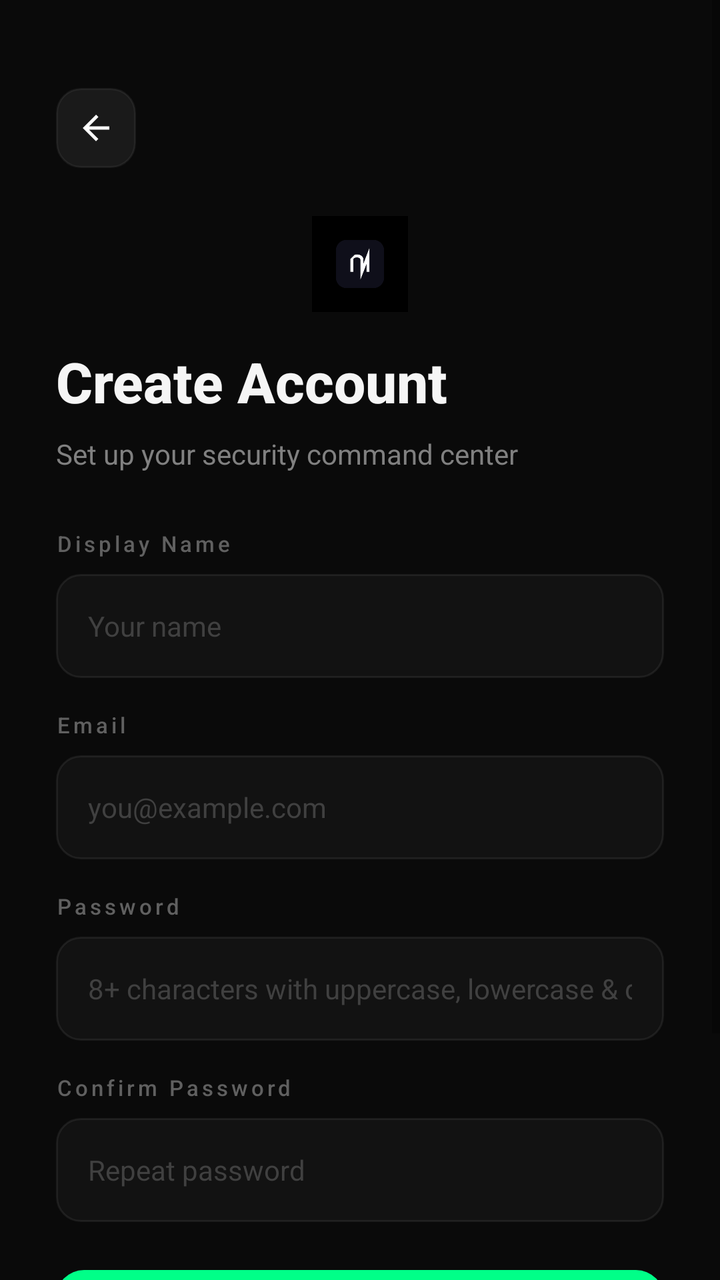
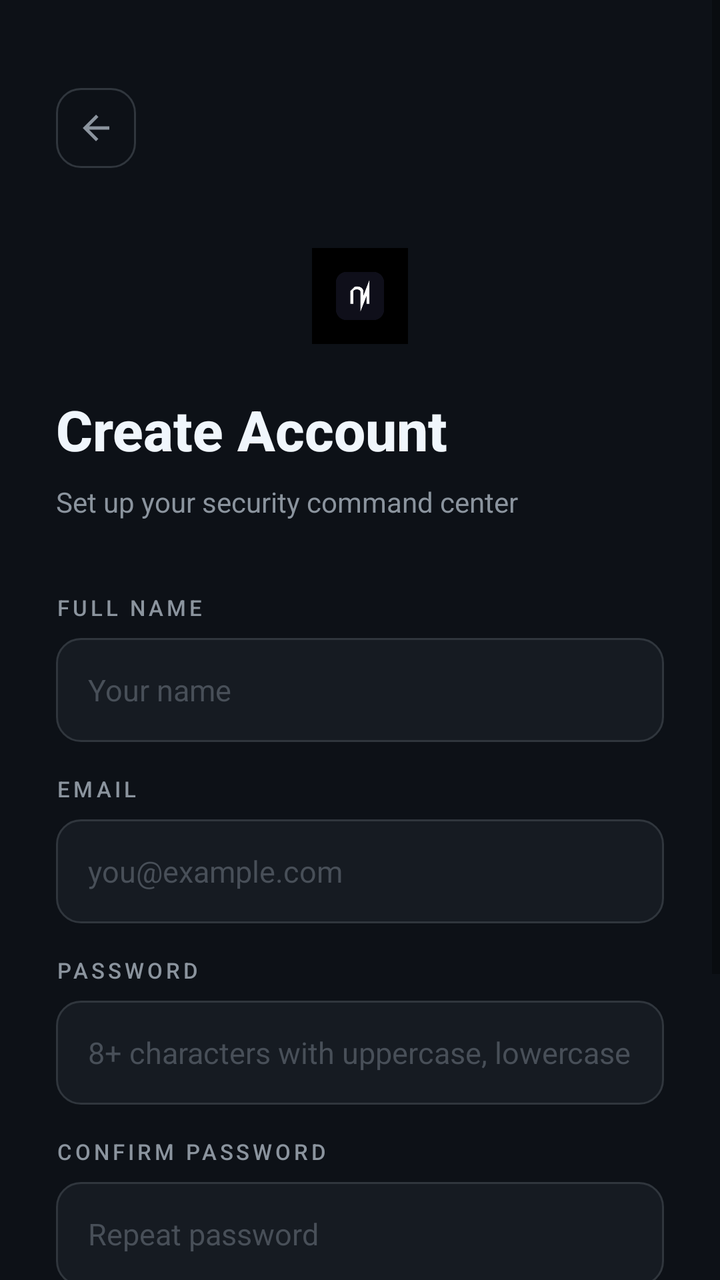

An Android layout rendered at two revisions. The XML below is the earlier revision; the diff shows what the commit changed to produce the second picture.
<!-- AndroidManifest.xml: activity theme AppTheme -->
<!-- res/layout/activity_signup.xml -->
<?xml version="1.0" encoding="utf-8"?>
<ScrollView xmlns:android="http://schemas.android.com/apk/res/android"
    xmlns:tools="http://schemas.android.com/tools"
    android:layout_width="match_parent"
    android:layout_height="match_parent"
    android:background="#0A0A0A"
    android:fillViewport="true"
    tools:context=".SignUpActivity">

    <RelativeLayout
        android:layout_width="match_parent"
        android:layout_height="wrap_content"
        android:padding="28dp">

        
        <ImageView
            android:id="@+id/btn_back"
            android:layout_width="40dp"
            android:layout_height="40dp"
            android:layout_marginTop="16dp"
            android:padding="10dp"
            android:src="@drawable/ic_arrow_back"
            android:contentDescription="Back"
            android:background="@drawable/btn_surface" />

        
        <ImageView
            android:id="@+id/iv_logo"
            android:layout_width="48dp"
            android:layout_height="48dp"
            android:layout_below="@id/btn_back"
            android:layout_marginTop="24dp"
            android:layout_centerHorizontal="true"
            android:src="@drawable/magneetar_logo"
            android:contentDescription="@string/app_name" />

        
        <TextView
            android:id="@+id/tv_title"
            android:layout_width="wrap_content"
            android:layout_height="wrap_content"
            android:layout_below="@id/iv_logo"
            android:layout_marginTop="16dp"
            android:text="@string/signup_title"
            android:textColor="#F5F5F5"
            android:textSize="28sp"
            android:textStyle="bold"
            android:fontFamily="sans-serif-medium" />

        <TextView
            android:id="@+id/tv_subtitle"
            android:layout_width="wrap_content"
            android:layout_height="wrap_content"
            android:layout_below="@id/tv_title"
            android:layout_marginTop="8dp"
            android:text="@string/signup_subtitle"
            android:textColor="#808080"
            android:textSize="14sp"
            android:fontFamily="sans-serif" />

        
        <LinearLayout
            android:id="@+id/form_container"
            android:layout_width="match_parent"
            android:layout_height="wrap_content"
            android:layout_below="@id/tv_subtitle"
            android:layout_marginTop="28dp"
            android:orientation="vertical">

            
            <EditText
                android:id="@+id/et_server_url"
                android:layout_width="0dp"
                android:layout_height="0dp"
                android:visibility="gone"
                android:hint="https://api.magneetar.me" />

            
            <TextView
                android:layout_width="wrap_content"
                android:layout_height="wrap_content"
                android:layout_marginBottom="8dp"
                android:text="@string/signup_name_hint"
                android:textColor="#606060"
                android:textSize="11sp"
                android:letterSpacing="0.15"
                android:fontFamily="sans-serif-medium" />

            <EditText
                android:id="@+id/et_name"
                android:layout_width="match_parent"
                android:layout_height="52dp"
                android:layout_marginBottom="16dp"
                android:background="@drawable/input_background"
                android:paddingLeft="16dp"
                android:paddingRight="16dp"
                android:textColor="#F5F5F5"
                android:textColorHint="#404040"
                android:textSize="14sp"
                android:hint="Your name"
                android:inputType="textPersonName"
                android:fontFamily="sans-serif" />

            
            <TextView
                android:layout_width="wrap_content"
                android:layout_height="wrap_content"
                android:layout_marginBottom="8dp"
                android:text="@string/signup_email_hint"
                android:textColor="#606060"
                android:textSize="11sp"
                android:letterSpacing="0.15"
                android:fontFamily="sans-serif-medium" />

            <EditText
                android:id="@+id/et_email"
                android:layout_width="match_parent"
                android:layout_height="52dp"
                android:layout_marginBottom="16dp"
                android:background="@drawable/input_background"
                android:paddingLeft="16dp"
                android:paddingRight="16dp"
                android:textColor="#F5F5F5"
                android:textColorHint="#404040"
                android:textSize="14sp"
                android:hint="you@example.com"
                android:inputType="textEmailAddress"
                android:fontFamily="sans-serif" />

            
            <TextView
                android:layout_width="wrap_content"
                android:layout_height="wrap_content"
                android:layout_marginBottom="8dp"
                android:text="@string/signup_password_hint"
                android:textColor="#606060"
                android:textSize="11sp"
                android:letterSpacing="0.15"
                android:fontFamily="sans-serif-medium" />

            <EditText
                android:id="@+id/et_password"
                android:layout_width="match_parent"
                android:layout_height="52dp"
                android:layout_marginBottom="16dp"
                android:background="@drawable/input_background"
                android:paddingLeft="16dp"
                android:paddingRight="16dp"
                android:textColor="#F5F5F5"
                android:textColorHint="#404040"
                android:textSize="14sp"
                android:hint="8+ characters with uppercase, lowercase &amp; digit"
                android:inputType="textPassword"
                android:fontFamily="sans-serif" />

            
            <TextView
                android:layout_width="wrap_content"
                android:layout_height="wrap_content"
                android:layout_marginBottom="8dp"
                android:text="@string/signup_confirm_hint"
                android:textColor="#606060"
                android:textSize="11sp"
                android:letterSpacing="0.15"
                android:fontFamily="sans-serif-medium" />

            <EditText
                android:id="@+id/et_confirm_password"
                android:layout_width="match_parent"
                android:layout_height="52dp"
                android:background="@drawable/input_background"
                android:paddingLeft="16dp"
                android:paddingRight="16dp"
                android:textColor="#F5F5F5"
                android:textColorHint="#404040"
                android:textSize="14sp"
                android:hint="Repeat password"
                android:inputType="textPassword"
                android:fontFamily="sans-serif" />

            
            <TextView
                android:id="@+id/tv_error"
                android:layout_width="match_parent"
                android:layout_height="wrap_content"
                android:layout_marginTop="16dp"
                android:visibility="gone"
                android:textColor="#FF4444"
                android:textSize="13sp"
                android:gravity="center"
                android:padding="12dp"
                android:background="#15FF4444"
                android:fontFamily="sans-serif" />

            
            <Button
                android:id="@+id/btn_signup"
                android:layout_width="match_parent"
                android:layout_height="56dp"
                android:layout_marginTop="24dp"
                android:background="@drawable/btn_primary"
                android:text="@string/signup_button"
                android:textColor="#0A0A0A"
                android:textSize="13sp"
                android:textStyle="bold"
                android:letterSpacing="0.2"
                android:fontFamily="sans-serif-medium"
                android:stateListAnimator="@null" />

        </LinearLayout>

        
        <LinearLayout
            android:layout_width="match_parent"
            android:layout_height="wrap_content"
            android:layout_below="@id/form_container"
            android:layout_marginTop="24dp"
            android:layout_marginBottom="32dp"
            android:gravity="center"
            android:orientation="horizontal">

            <TextView
                android:layout_width="wrap_content"
                android:layout_height="wrap_content"
                android:text="@string/signup_has_account"
                android:textColor="#606060"
                android:textSize="13sp"
                android:fontFamily="sans-serif" />

            <TextView
                android:id="@+id/tv_signin_link"
                android:layout_width="wrap_content"
                android:layout_height="wrap_content"
                android:layout_marginLeft="6dp"
                android:text="Sign In"
                android:textColor="#00FF88"
                android:textSize="13sp"
                android:textStyle="bold"
                android:fontFamily="sans-serif-medium" />

        </LinearLayout>

    </RelativeLayout>

</ScrollView>
<!-- resources referenced by this layout -->
<resources>
  <!-- drawable btn_primary (drawable) -->
  <?xml version="1.0" encoding="utf-8"?>
  <selector xmlns:android="http://schemas.android.com/apk/res/android">
      <item android:state_pressed="true">
          <shape android:shape="rectangle">
              <solid android:color="#00CC66" />
              <corners android:radius="14dp" />
          </shape>
      </item>
      <item android:state_focused="true">
          <shape android:shape="rectangle">
              <solid android:color="#00EE77" />
              <corners android:radius="14dp" />
          </shape>
      </item>
      <item>
          <shape android:shape="rectangle">
              <solid android:color="#00FF88" />
              <corners android:radius="14dp" />
          </shape>
      </item>
  </selector>
  <!-- drawable btn_surface (drawable) -->
  <?xml version="1.0" encoding="utf-8"?>
  <selector xmlns:android="http://schemas.android.com/apk/res/android">
      <item android:state_pressed="true">
          <shape android:shape="rectangle">
              <solid android:color="#2A2A2A" />
              <corners android:radius="12dp" />
              <stroke android:width="1dp" android:color="#30FFFFFF" />
          </shape>
      </item>
      <item>
          <shape android:shape="rectangle">
              <solid android:color="#1A1A1A" />
              <corners android:radius="12dp" />
              <stroke android:width="1dp" android:color="#10FFFFFF" />
          </shape>
      </item>
  </selector>
  <!-- drawable input_background (drawable) -->
  <?xml version="1.0" encoding="utf-8"?>
  <selector xmlns:android="http://schemas.android.com/apk/res/android">
      <item android:state_focused="true">
          <shape android:shape="rectangle">
              <solid android:color="#0DFFFFFF" />
              <corners android:radius="12dp" />
              <stroke android:width="1dp" android:color="#30FFFFFF" />
          </shape>
      </item>
      <item>
          <shape android:shape="rectangle">
              <solid android:color="#08FFFFFF" />
              <corners android:radius="12dp" />
              <stroke android:width="1dp" android:color="#12FFFFFF" />
          </shape>
      </item>
  </selector>
  <string name="app_name">System Update</string>
  <string name="signup_button">CREATE ACCOUNT</string>
  <string name="signup_confirm_hint">Confirm Password</string>
  <string name="signup_email_hint">Email</string>
  <string name="signup_has_account">Already have an account?</string>
  <string name="signup_name_hint">Display Name</string>
  <string name="signup_password_hint">Password</string>
  <string name="signup_subtitle">Set up your security command center</string>
  <string name="signup_title">Create Account</string>
  <color name="md_theme_primary">#00E87B</color>
  <color name="md_theme_primaryContainer">#005231</color>
  <color name="md_theme_onPrimary">#003920</color>
  <color name="md_theme_secondary">#8CDDB4</color>
  <color name="md_theme_onSecondary">#003824</color>
  <color name="md_theme_error">#FFB4AB</color>
  <color name="md_theme_onError">#690005</color>
  <color name="md_theme_errorContainer">#93000A</color>
  <color name="md_theme_onErrorContainer">#FFDAD6</color>
  <color name="md_theme_background">#0D1117</color>
  <color name="md_theme_onBackground">#E1E3E0</color>
  <color name="md_theme_surface">#0D1117</color>
  <color name="md_theme_onSurface">#E1E3E0</color>
  <color name="md_theme_surfaceVariant">#161B22</color>
  <color name="md_theme_onSurfaceVariant">#C0C9C0</color>
  <color name="md_theme_outline">#8A9290</color>
  <color name="md_theme_outlineVariant">#404945</color>
  <!-- unchanged entries left out for length: 13 -->
</resources>

<!-- the commit's change to res/layout/activity_signup.xml (unified diff, before → after) -->
@@ -1,15 +1,15 @@
 <?xml version="1.0" encoding="utf-8"?>
 <ScrollView xmlns:android="http://schemas.android.com/apk/res/android"
-    xmlns:tools="http://schemas.android.com/tools"
+    xmlns:app="http://schemas.android.com/apk/res-auto"
     android:layout_width="match_parent"
     android:layout_height="match_parent"
-    android:background="#0A0A0A"
-    android:fillViewport="true"
-    tools:context=".SignUpActivity">
-
-    <RelativeLayout
+    android:background="#0D1117"
+    android:fillViewport="true">
+
+    <LinearLayout
         android:layout_width="match_parent"
         android:layout_height="wrap_content"
+        android:orientation="vertical"
         android:padding="28dp">
 
         
@@ -21,67 +21,52 @@
             android:padding="10dp"
             android:src="@drawable/ic_arrow_back"
             android:contentDescription="Back"
-            android:background="@drawable/btn_surface" />
+            android:background="@drawable/btn_surface"
+            app:tint="#8B949E" />
 
         
         <ImageView
-            android:id="@+id/iv_logo"
             android:layout_width="48dp"
             android:layout_height="48dp"
-            android:layout_below="@id/btn_back"
-            android:layout_marginTop="24dp"
-            android:layout_centerHorizontal="true"
+            android:layout_marginTop="40dp"
+            android:layout_gravity="center_horizontal"
             android:src="@drawable/magneetar_logo"
             android:contentDescription="@string/app_name" />
 
         
         <TextView
-            android:id="@+id/tv_title"
-            android:layout_width="wrap_content"
-            android:layout_height="wrap_content"
-            android:layout_below="@id/iv_logo"
-            android:layout_marginTop="16dp"
+            android:layout_width="wrap_content"
+            android:layout_height="wrap_content"
+            android:layout_marginTop="24dp"
             android:text="@string/signup_title"
-            android:textColor="#F5F5F5"
+            android:textColor="#F0F6FC"
             android:textSize="28sp"
             android:textStyle="bold"
             android:fontFamily="sans-serif-medium" />
 
         <TextView
-            android:id="@+id/tv_subtitle"
-            android:layout_width="wrap_content"
-            android:layout_height="wrap_content"
-            android:layout_below="@id/tv_title"
+            android:layout_width="wrap_content"
+            android:layout_height="wrap_content"
             android:layout_marginTop="8dp"
             android:text="@string/signup_subtitle"
-            android:textColor="#808080"
+            android:textColor="#8B949E"
             android:textSize="14sp"
             android:fontFamily="sans-serif" />
 
         
         <LinearLayout
-            android:id="@+id/form_container"
             android:layout_width="match_parent"
             android:layout_height="wrap_content"
-            android:layout_below="@id/tv_subtitle"
-            android:layout_marginTop="28dp"
+            android:layout_marginTop="36dp"
             android:orientation="vertical">
 
             
-            <EditText
-                android:id="@+id/et_server_url"
-                android:layout_width="0dp"
-                android:layout_height="0dp"
-                android:visibility="gone"
-                android:hint="https://api.magneetar.me" />
-
-            
-            <TextView
-                android:layout_width="wrap_content"
-                android:layout_height="wrap_content"
-                android:layout_marginBottom="8dp"
-                android:text="@string/signup_name_hint"
-                android:textColor="#606060"
+            <TextView
+                android:layout_width="wrap_content"
+                android:layout_height="wrap_content"
+                android:layout_marginBottom="8dp"
+                android:text="FULL NAME"
+                android:textColor="#8B949E"
                 android:textSize="11sp"
                 android:letterSpacing="0.15"
                 android:fontFamily="sans-serif-medium" />
@@ -92,11 +77,11 @@
                 android:layout_height="52dp"
                 android:layout_marginBottom="16dp"
                 android:background="@drawable/input_background"
-                android:paddingLeft="16dp"
-                android:paddingRight="16dp"
-                android:textColor="#F5F5F5"
-                android:textColorHint="#404040"
-                android:textSize="14sp"
+                android:paddingStart="16dp"
+                android:paddingEnd="16dp"
+                android:textColor="#F0F6FC"
+                android:textColorHint="#484F58"
+                android:textSize="15sp"
                 android:hint="Your name"
                 android:inputType="textPersonName"
                 android:fontFamily="sans-serif" />
@@ -106,8 +91,8 @@
                 android:layout_width="wrap_content"
                 android:layout_height="wrap_content"
                 android:layout_marginBottom="8dp"
-                android:text="@string/signup_email_hint"
-                android:textColor="#606060"
+                android:text="EMAIL"
+                android:textColor="#8B949E"
                 android:textSize="11sp"
                 android:letterSpacing="0.15"
                 android:fontFamily="sans-serif-medium" />
@@ -118,11 +103,11 @@
                 android:layout_height="52dp"
                 android:layout_marginBottom="16dp"
                 android:background="@drawable/input_background"
-                android:paddingLeft="16dp"
-                android:paddingRight="16dp"
-                android:textColor="#F5F5F5"
-                android:textColorHint="#404040"
-                android:textSize="14sp"
+                android:paddingStart="16dp"
+                android:paddingEnd="16dp"
+                android:textColor="#F0F6FC"
+                android:textColorHint="#484F58"
+                android:textSize="15sp"
                 android:hint="you@example.com"
                 android:inputType="textEmailAddress"
                 android:fontFamily="sans-serif" />
@@ -132,8 +117,8 @@
                 android:layout_width="wrap_content"
                 android:layout_height="wrap_content"
                 android:layout_marginBottom="8dp"
-                android:text="@string/signup_password_hint"
-                android:textColor="#606060"
+                android:text="PASSWORD"
+                android:textColor="#8B949E"
                 android:textSize="11sp"
                 android:letterSpacing="0.15"
                 android:fontFamily="sans-serif-medium" />
@@ -144,12 +129,12 @@
                 android:layout_height="52dp"
                 android:layout_marginBottom="16dp"
                 android:background="@drawable/input_background"
-                android:paddingLeft="16dp"
-                android:paddingRight="16dp"
-                android:textColor="#F5F5F5"
-                android:textColorHint="#404040"
-                android:textSize="14sp"
-                android:hint="8+ characters with uppercase, lowercase &amp; digit"
+                android:paddingStart="16dp"
+                android:paddingEnd="16dp"
+                android:textColor="#F0F6FC"
+                android:textColorHint="#484F58"
+                android:textSize="15sp"
+                android:hint="8+ characters with uppercase, lowercase and digit"
                 android:inputType="textPassword"
                 android:fontFamily="sans-serif" />
 
@@ -158,8 +143,8 @@
                 android:layout_width="wrap_content"
                 android:layout_height="wrap_content"
                 android:layout_marginBottom="8dp"
-                android:text="@string/signup_confirm_hint"
-                android:textColor="#606060"
+                android:text="CONFIRM PASSWORD"
+                android:textColor="#8B949E"
                 android:textSize="11sp"
                 android:letterSpacing="0.15"
                 android:fontFamily="sans-serif-medium" />
@@ -169,11 +154,11 @@
                 android:layout_width="match_parent"
                 android:layout_height="52dp"
                 android:background="@drawable/input_background"
-                android:paddingLeft="16dp"
-                android:paddingRight="16dp"
-                android:textColor="#F5F5F5"
-                android:textColorHint="#404040"
-                android:textSize="14sp"
+                android:paddingStart="16dp"
+                android:paddingEnd="16dp"
+                android:textColor="#F0F6FC"
+                android:textColorHint="#484F58"
+                android:textSize="15sp"
                 android:hint="Repeat password"
                 android:inputType="textPassword"
                 android:fontFamily="sans-serif" />
@@ -185,61 +170,66 @@
                 android:layout_height="wrap_content"
                 android:layout_marginTop="16dp"
                 android:visibility="gone"
-                android:textColor="#FF4444"
+                android:textColor="#F85149"
                 android:textSize="13sp"
                 android:gravity="center"
                 android:padding="12dp"
-                android:background="#15FF4444"
-                android:fontFamily="sans-serif" />
-
-            
-            <Button
-                android:id="@+id/btn_signup"
+                android:background="@drawable/bg_error"
+                android:fontFamily="sans-serif" />
+
+            
+            <FrameLayout
                 android:layout_width="match_parent"
                 android:layout_height="56dp"
-                android:layout_marginTop="24dp"
-                android:background="@drawable/btn_primary"
-                android:text="@string/signup_button"
-                android:textColor="#0A0A0A"
-                android:textSize="13sp"
-                android:textStyle="bold"
-                android:letterSpacing="0.2"
-                android:fontFamily="sans-serif-medium"
-                android:stateListAnimator="@null" />
+                android:layout_marginTop="24dp">
+
+                <Button
+                    android:id="@+id/btn_signup"
+                    android:layout_width="match_parent"
+                    android:layout_height="match_parent"
+                    android:background="@drawable/btn_primary"
+                    android:text="CREATE ACCOUNT"
+                    android:textColor="#FFFFFF"
+                    android:textSize="14sp"
+                    android:textStyle="bold"
+                    android:letterSpacing="0.1"
+                    android:fontFamily="sans-serif-medium"
+                    android:stateListAnimator="@null" />
+
+                <ProgressBar
+                    android:id="@+id/progress_bar"
+                    android:layout_width="24dp"
+                    android:layout_height="24dp"
+                    android:layout_gravity="center"
+                    android:indeterminateTint="#FFFFFF"
+                    android:visibility="gone" />
+            </FrameLayout>
 
         </LinearLayout>
 
         
-        <LinearLayout
-            android:layout_width="match_parent"
-            android:layout_height="wrap_content"
-            android:layout_below="@id/form_container"
-            android:layout_marginTop="24dp"
-            android:layout_marginBottom="32dp"
-            android:gravity="center"
-            android:orientation="horizontal">
-
-            <TextView
-                android:layout_width="wrap_content"
-                android:layout_height="wrap_content"
-                android:text="@string/signup_has_account"
-                android:textColor="#606060"
-                android:textSize="13sp"
-                android:fontFamily="sans-serif" />
-
-            <TextView
-                android:id="@+id/tv_signin_link"
-                android:layout_width="wrap_content"
-                android:layout_height="wrap_content"
-                android:layout_marginLeft="6dp"
-                android:text="Sign In"
-                android:textColor="#00FF88"
-                android:textSize="13sp"
-                android:textStyle="bold"
-                android:fontFamily="sans-serif-medium" />
-
-        </LinearLayout>
-
-    </RelativeLayout>
-
+        <TextView
+            android:layout_width="wrap_content"
+            android:layout_height="wrap_content"
+            android:layout_marginTop="32dp"
+            android:layout_gravity="center_horizontal"
+            android:text="Already have an account?"
+            android:textColor="#8B949E"
+            android:textSize="14sp"
+            android:fontFamily="sans-serif" />
+
+        <TextView
+            android:id="@+id/tv_signin_link"
+            android:layout_width="wrap_content"
+            android:layout_height="wrap_content"
+            android:layout_gravity="center_horizontal"
+            android:layout_marginTop="4dp"
+            android:text="Sign In"
+            android:textColor="#58A6FF"
+            android:textSize="14sp"
+            android:textStyle="bold"
+            android:fontFamily="sans-serif-medium"
+            android:padding="8dp" />
+
+    </LinearLayout>
 </ScrollView>
<!-- resource entries referenced after the edit -->
@@ -1,23 +1,30 @@
 <!-- resources referenced by this layout -->
 <resources>
+  <!-- drawable bg_error (drawable) -->
+  <?xml version="1.0" encoding="utf-8"?>
+  <shape xmlns:android="http://schemas.android.com/apk/res/android"
+      android:shape="rectangle">
+      <solid android:color="#1C1114" />
+      <corners android:radius="8dp" />
+  </shape>
   <!-- drawable btn_primary (drawable) -->
   <?xml version="1.0" encoding="utf-8"?>
   <selector xmlns:android="http://schemas.android.com/apk/res/android">
       <item android:state_pressed="true">
           <shape android:shape="rectangle">
-              <solid android:color="#00CC66" />
+              <solid android:color="@color/md_theme_primaryDark" />
               <corners android:radius="14dp" />
           </shape>
       </item>
       <item android:state_focused="true">
           <shape android:shape="rectangle">
-              <solid android:color="#00EE77" />
+              <solid android:color="@color/md_theme_primary" />
               <corners android:radius="14dp" />
           </shape>
       </item>
       <item>
           <shape android:shape="rectangle">
-              <solid android:color="#00FF88" />
+              <solid android:color="@color/md_theme_primary" />
               <corners android:radius="14dp" />
           </shape>
       </item>
@@ -27,16 +34,16 @@
   <selector xmlns:android="http://schemas.android.com/apk/res/android">
       <item android:state_pressed="true">
           <shape android:shape="rectangle">
-              <solid android:color="#2A2A2A" />
+              <solid android:color="@color/md_theme_surfaceVariant" />
               <corners android:radius="12dp" />
-              <stroke android:width="1dp" android:color="#30FFFFFF" />
+              <stroke android:width="1dp" android:color="@color/md_theme_outline" />
           </shape>
       </item>
       <item>
           <shape android:shape="rectangle">
-              <solid android:color="#1A1A1A" />
+              <solid android:color="@color/md_theme_surfaceContainerLow" />
               <corners android:radius="12dp" />
-              <stroke android:width="1dp" android:color="#10FFFFFF" />
+              <stroke android:width="1dp" android:color="@color/md_theme_outlineVariant" />
           </shape>
       </item>
   </selector>
@@ -45,45 +52,43 @@
   <selector xmlns:android="http://schemas.android.com/apk/res/android">
       <item android:state_focused="true">
           <shape android:shape="rectangle">
-              <solid android:color="#0DFFFFFF" />
+              <solid android:color="@color/md_theme_surfaceContainerHigh" />
               <corners android:radius="12dp" />
-              <stroke android:width="1dp" android:color="#30FFFFFF" />
+              <stroke android:width="1dp" android:color="@color/md_theme_primary" />
           </shape>
       </item>
       <item>
           <shape android:shape="rectangle">
-              <solid android:color="#08FFFFFF" />
+              <solid android:color="@color/md_theme_surfaceContainer" />
               <corners android:radius="12dp" />
-              <stroke android:width="1dp" android:color="#12FFFFFF" />
+              <stroke android:width="1dp" android:color="@color/md_theme_outlineVariant" />
           </shape>
       </item>
   </selector>
   <string name="app_name">System Update</string>
-  <string name="signup_button">CREATE ACCOUNT</string>
-  <string name="signup_confirm_hint">Confirm Password</string>
-  <string name="signup_email_hint">Email</string>
-  <string name="signup_has_account">Already have an account?</string>
-  <string name="signup_name_hint">Display Name</string>
-  <string name="signup_password_hint">Password</string>
   <string name="signup_subtitle">Set up your security command center</string>
   <string name="signup_title">Create Account</string>
-  <color name="md_theme_primary">#00E87B</color>
-  <color name="md_theme_primaryContainer">#005231</color>
-  <color name="md_theme_onPrimary">#003920</color>
-  <color name="md_theme_secondary">#8CDDB4</color>
-  <color name="md_theme_onSecondary">#003824</color>
-  <color name="md_theme_error">#FFB4AB</color>
-  <color name="md_theme_onError">#690005</color>
-  <color name="md_theme_errorContainer">#93000A</color>
-  <color name="md_theme_onErrorContainer">#FFDAD6</color>
+  <color name="md_theme_primaryDark">#388BFD</color>
+  <color name="md_theme_primary">#58A6FF</color>
+  <color name="md_theme_primaryContainer">#1C4B82</color>
+  <color name="md_theme_onPrimary">#FFFFFF</color>
+  <color name="md_theme_secondary">#AAB8C8</color>
+  <color name="md_theme_onSecondary">#1C2128</color>
+  <color name="md_theme_error">#F85149</color>
+  <color name="md_theme_onError">#FFFFFF</color>
+  <color name="md_theme_errorContainer">#1C1114</color>
+  <color name="md_theme_onErrorContainer">#FEE2E0</color>
   <color name="md_theme_background">#0D1117</color>
-  <color name="md_theme_onBackground">#E1E3E0</color>
-  <color name="md_theme_surface">#0D1117</color>
-  <color name="md_theme_onSurface">#E1E3E0</color>
-  <color name="md_theme_surfaceVariant">#161B22</color>
-  <color name="md_theme_onSurfaceVariant">#C0C9C0</color>
-  <color name="md_theme_outline">#8A9290</color>
-  <color name="md_theme_outlineVariant">#404945</color>
+  <color name="md_theme_onBackground">#F0F6FC</color>
+  <color name="md_theme_surface">#161B22</color>
+  <color name="md_theme_onSurface">#F0F6FC</color>
+  <color name="md_theme_surfaceVariant">#1C2128</color>
+  <color name="md_theme_onSurfaceVariant">#8B949E</color>
+  <color name="md_theme_outline">#30363D</color>
+  <color name="md_theme_surfaceContainerLow">#0D1117</color>
+  <color name="md_theme_outlineVariant">#30363D</color>
+  <color name="md_theme_surfaceContainerHigh">#1C2128</color>
+  <color name="md_theme_surfaceContainer">#161B22</color>
   <!-- unchanged entries left out for length: 13 -->
 </resources>
 
